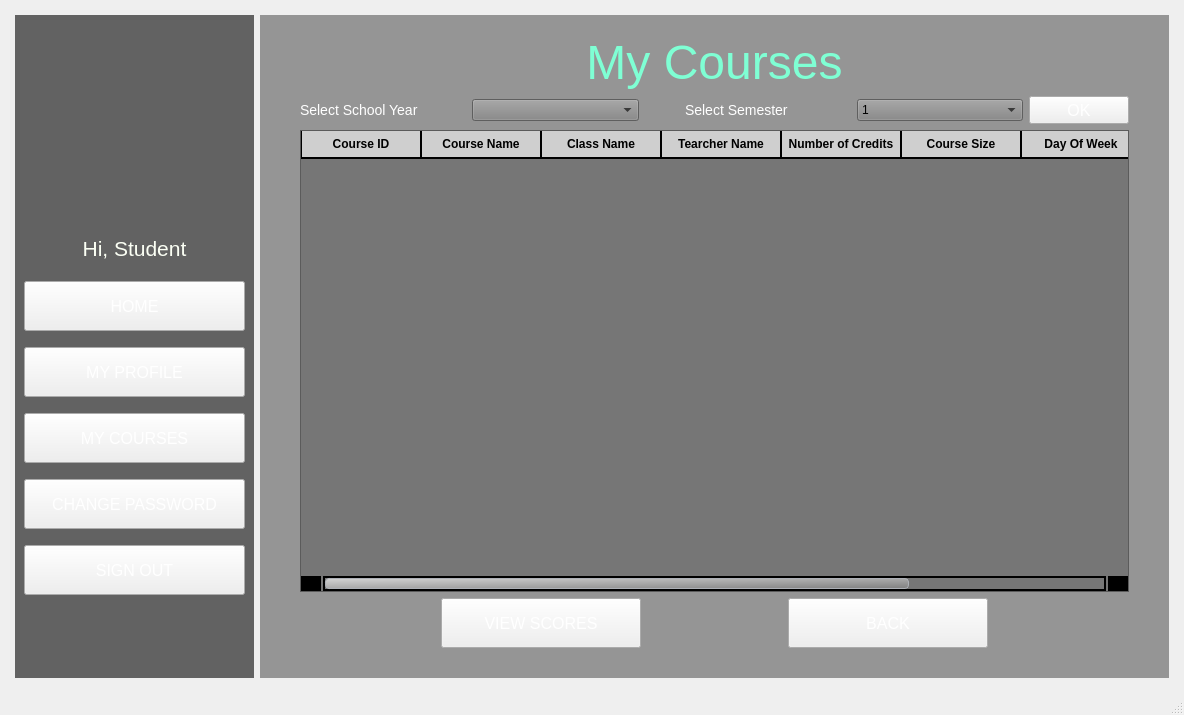
BuhDuy256/Student-Management-GROUP6-KTLT-23CLC03, file StudentManagementSystem/mainwindow.ui: the form before one commit.
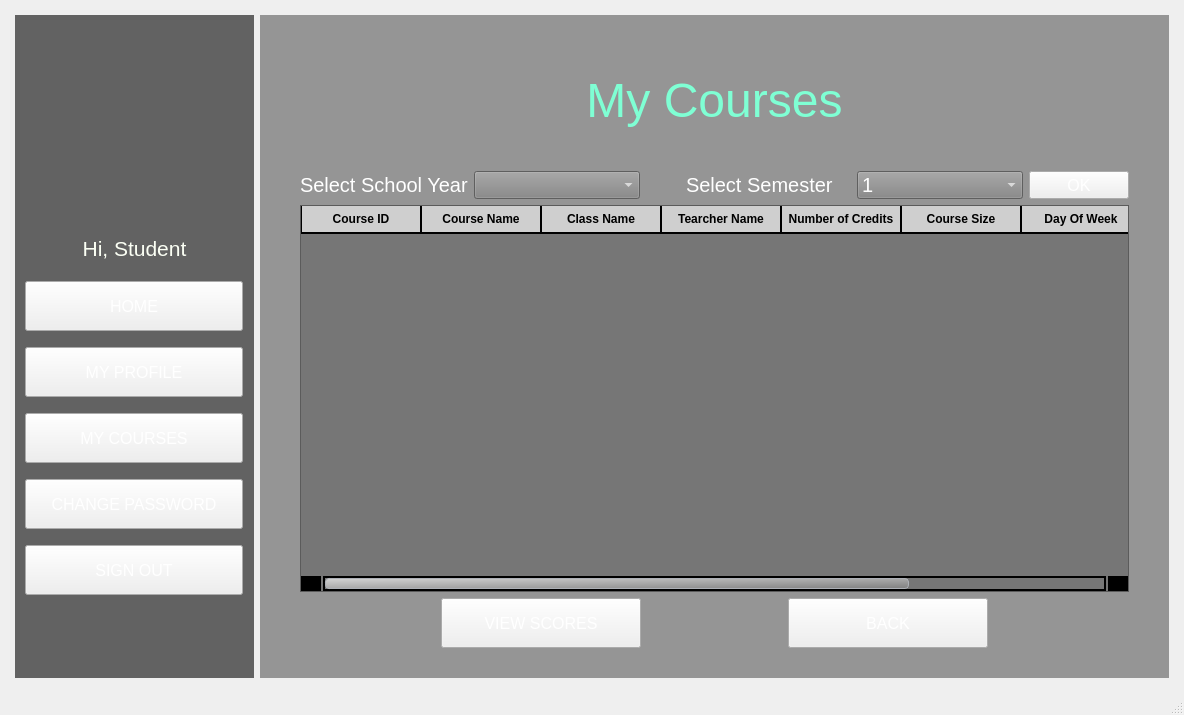
The form after the commit. The open tabs and pages were chosen to show the change. Icons and pictures are not drawn.

What changed in the file:
```diff
--- a/StudentManagementSystem/mainwindow.ui
+++ b/StudentManagementSystem/mainwindow.ui
@@ -523,7 +523,7 @@
              </property>
             </widget>
            </item>
-           <item>
+           <item alignment="Qt::AlignHCenter">
             <widget class="QPushButton" name="button_StuHome">
              <property name="minimumSize">
               <size>
@@ -547,7 +547,7 @@
              </property>
             </widget>
            </item>
-           <item>
+           <item alignment="Qt::AlignHCenter">
             <widget class="QPushButton" name="button_StuMyProfile">
              <property name="minimumSize">
               <size>
@@ -571,7 +571,7 @@
              </property>
             </widget>
            </item>
-           <item>
+           <item alignment="Qt::AlignHCenter">
             <widget class="QPushButton" name="button_StuMyCourses">
              <property name="minimumSize">
               <size>
@@ -595,7 +595,7 @@
              </property>
             </widget>
            </item>
-           <item>
+           <item alignment="Qt::AlignHCenter">
             <widget class="QPushButton" name="button_StuChangePassword">
              <property name="minimumSize">
               <size>
@@ -619,7 +619,7 @@
              </property>
             </widget>
            </item>
-           <item>
+           <item alignment="Qt::AlignHCenter">
             <widget class="QPushButton" name="button_StuSignOut">
              <property name="minimumSize">
               <size>
@@ -1162,6 +1162,12 @@
             </property>
             <item>
              <widget class="QLabel" name="lb_MyCourses">
+              <property name="minimumSize">
+               <size>
+                <width>0</width>
+                <height>130</height>
+               </size>
+              </property>
               <property name="font">
                <font>
                 <pointsize>36</pointsize>
@@ -1191,7 +1197,7 @@
                 </property>
                 <property name="styleSheet">
                  <string notr="true">color: rgb(255, 255, 255);
-font: 14px;</string>
+font: 20px;</string>
                 </property>
                 <property name="text">
                  <string>Select School Year</string>
@@ -1200,6 +1206,12 @@
               </item>
               <item>
                <widget class="QComboBox" name="sy_select">
+                <property name="minimumSize">
+                 <size>
+                  <width>0</width>
+                  <height>28</height>
+                 </size>
+                </property>
                 <property name="maximumSize">
                  <size>
                   <width>10000</width>
@@ -1207,9 +1219,10 @@
                  </size>
                 </property>
                 <property name="styleSheet">
-                 <string notr="true">font-size: 12px;
-background-image: url(:/background/button.png);
-background-color: rgb(133, 133, 133);</string>
+                 <string notr="true">font-size: 20px;
+border-image: url(:/background/button.png);
+background-color: rgb(133, 133, 133);
+color: white;</string>
                 </property>
                </widget>
               </item>
@@ -1233,7 +1246,7 @@
                <widget class="QLabel" name="lb_select_sem">
                 <property name="styleSheet">
                  <string notr="true">color: rgb(255, 255, 255);
-font-size: 14px;</string>
+font-size: 20px;</string>
                 </property>
                 <property name="text">
                  <string>Select Semester</string>
@@ -1242,6 +1255,12 @@
               </item>
               <item>
                <widget class="QComboBox" name="sem_select">
+                <property name="minimumSize">
+                 <size>
+                  <width>0</width>
+                  <height>28</height>
+                 </size>
+                </property>
                 <property name="maximumSize">
                  <size>
                   <width>10000</width>
@@ -1249,9 +1268,10 @@
                  </size>
                 </property>
                 <property name="styleSheet">
-                 <string notr="true">font-size: 12px;
-background-image: url(:/background/button.png);
-background-color: rgb(133, 133, 133);</string>
+                 <string notr="true">font-size: 20px;
+border-image: url(:/background/button.png);
+background-color: rgb(133, 133, 133);
+color: white;</string>
                 </property>
                 <item>
                  <property name="text">
@@ -1299,6 +1319,7 @@
               <property name="font">
                <font>
                 <pointsize>9</pointsize>
+                <kerning>true</kerning>
                </font>
               </property>
               <property name="styleSheet">
```
Left out of the diff: 45 changed lines with no effect on the pictures.
